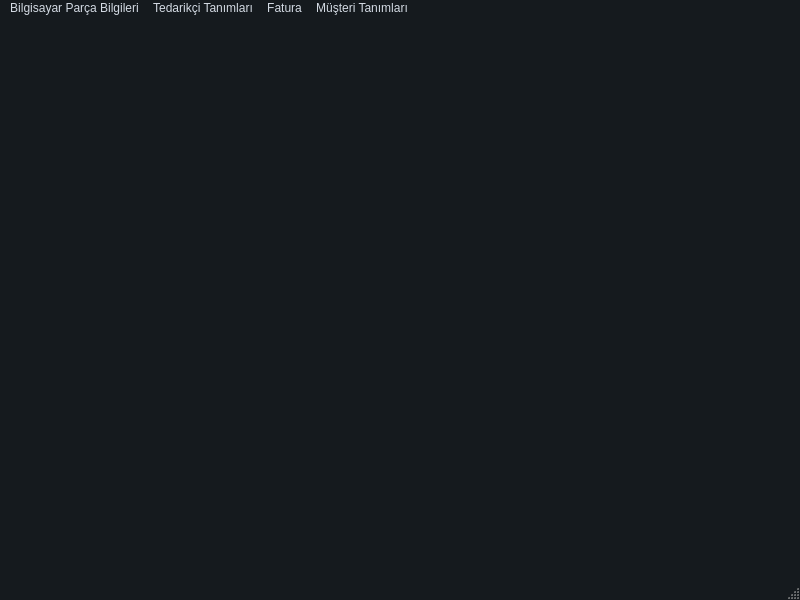
asirkacar/okulprojesi, file Desktop/tekno_market2/TKN_Market/tknanapencere.ui: the form before one commit.
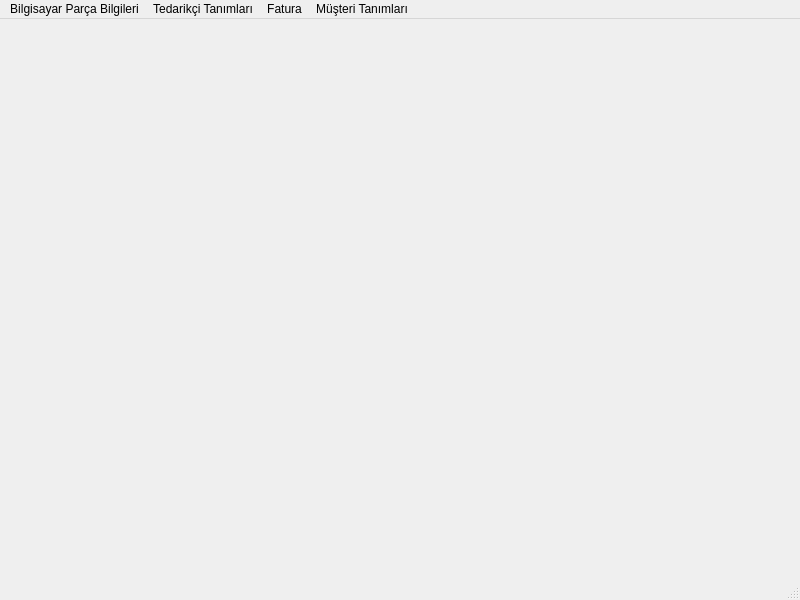
The form after the commit.

Patch:
```diff
--- a/Desktop/tekno_market2/TKN_Market/tknanapencere.ui
+++ b/Desktop/tekno_market2/TKN_Market/tknanapencere.ui
@@ -14,537 +14,7 @@
    <string>TKNAnaPencere</string>
   </property>
   <property name="styleSheet">
-   <string notr="true">/*
-ManjaroMix Style Sheet for QT Applications
-Author: Jaime A. Quiroga P.
-Company: GTRONICK
-Last updated: 25/02/2020, 15:42.
-Available at: https://github.com/GTRONICK/QSS/blob/master/ManjaroMix.qss
-*/
-QMainWindow {
-	background-color:#151a1e;
-}
-QCalendar {
-	background-color: #151a1e;
-}
-QTextEdit {
-	border-width: 1px;
-	border-style: solid;
-	border-color: #4fa08b;
-	background-color: #222b2e;
-	color: #d3dae3;
-}
-QPlainTextEdit {
-	border-width: 1px;
-	border-style: solid;
-	border-color: #4fa08b;
-	background-color: #222b2e;
-	color: #d3dae3;
-}
-QToolButton {
-	border-style: solid;
-	border-top-color: qlineargradient(spread:pad, x1:0.5, y1:1, x2:0.5, y2:0, stop:0 rgb(215, 215, 215), stop:1 rgb(222, 222, 222));
-	border-right-color: qlineargradient(spread:pad, x1:0, y1:0.5, x2:1, y2:0.5, stop:0 rgb(217, 217, 217), stop:1 rgb(227, 227, 227));
-	border-left-color: qlineargradient(spread:pad, x1:0, y1:0.5, x2:1, y2:0.5, stop:0 rgb(227, 227, 227), stop:1 rgb(217, 217, 217));
-	border-bottom-color: qlineargradient(spread:pad, x1:0.5, y1:1, x2:0.5, y2:0, stop:0 rgb(215, 215, 215), stop:1 rgb(222, 222, 222));
-	border-width: 1px;
-	border-radius: 5px;
-	color: #d3dae3;
-	padding: 2px;
-	background-color: rgb(255,255,255);
-}
-QToolButton:hover{
-	border-style: solid;
-	border-top-color: qlineargradient(spread:pad, x1:0.5, y1:1, x2:0.5, y2:0, stop:0 rgb(195, 195, 195), stop:1 rgb(222, 222, 222));
-	border-right-color: qlineargradient(spread:pad, x1:0, y1:0.5, x2:1, y2:0.5, stop:0 rgb(197, 197, 197), stop:1 rgb(227, 227, 227));
-	border-left-color: qlineargradient(spread:pad, x1:0, y1:0.5, x2:1, y2:0.5, stop:0 rgb(227, 227, 227), stop:1 rgb(197, 197, 197));
-	border-bottom-color: qlineargradient(spread:pad, x1:0.5, y1:1, x2:0.5, y2:0, stop:0 rgb(195, 195, 195), stop:1 rgb(222, 222, 222));
-	border-width: 1px;
-	border-radius: 5px;
-	color: rgb(0,0,0);
-	padding: 2px;
-	background-color: rgb(255,255,255);
-}
-QToolButton:pressed{
-	border-style: solid;
-	border-top-color: qlineargradient(spread:pad, x1:0.5, y1:1, x2:0.5, y2:0, stop:0 rgb(215, 215, 215), stop:1 rgb(222, 222, 222));
-	border-right-color: qlineargradient(spread:pad, x1:0, y1:0.5, x2:1, y2:0.5, stop:0 rgb(217, 217, 217), stop:1 rgb(227, 227, 227));
-	border-left-color: qlineargradient(spread:pad, x1:0, y1:0.5, x2:1, y2:0.5, stop:0 rgb(227, 227, 227), stop:1 rgb(217, 217, 217));
-	border-bottom-color: qlineargradient(spread:pad, x1:0.5, y1:1, x2:0.5, y2:0, stop:0 rgb(215, 215, 215), stop:1 rgb(222, 222, 222));
-	border-width: 1px;
-	border-radius: 5px;
-	color: rgb(0,0,0);
-	padding: 2px;
-	background-color: rgb(142,142,142);
-}
-QPushButton{
-	border-style: solid;
-	border-color: #050a0e;
-	border-width: 1px;
-	border-radius: 5px;
-	color: #d3dae3;
-	padding: 2px;
-	background-color: #151a1e;
-}
-QPushButton::default{
-	border-style: solid;
-	border-color: #050a0e;
-	border-width: 1px;
-	border-radius: 5px;
-	color: #FFFFFF;
-	padding: 2px;
-	background-color: #151a1e;;
-}
-QPushButton:hover{
-	border-style: solid;
-	border-color: #050a0e;
-	border-width: 1px;
-	border-radius: 5px;
-	color: #d3dae3;
-	padding: 2px;
-	background-color: #1c1f1f;
-}
-QPushButton:pressed{
-	border-style: solid;
-	border-color: #050a0e;
-	border-width: 1px;
-	border-radius: 5px;
-	color: #d3dae3;
-	padding: 2px;
-	background-color: #2c2f2f;
-}
-QPushButton:disabled{
-	border-style: solid;
-	border-top-color: qlineargradient(spread:pad, x1:0.5, y1:1, x2:0.5, y2:0, stop:0 rgb(215, 215, 215), stop:1 rgb(222, 222, 222));
-	border-right-color: qlineargradient(spread:pad, x1:0, y1:0.5, x2:1, y2:0.5, stop:0 rgb(217, 217, 217), stop:1 rgb(227, 227, 227));
-	border-left-color: qlineargradient(spread:pad, x1:0, y1:0.5, x2:1, y2:0.5, stop:0 rgb(227, 227, 227), stop:1 rgb(217, 217, 217));
-	border-bottom-color: qlineargradient(spread:pad, x1:0.5, y1:1, x2:0.5, y2:0, stop:0 rgb(215, 215, 215), stop:1 rgb(222, 222, 222));
-	border-width: 1px;
-	border-radius: 5px;
-	color: #808086;
-	padding: 2px;
-	background-color: rgb(142,142,142);
-}
-QLineEdit {
-	border-width: 1px;
-	border-style: solid;
-	border-color: #4fa08b;
-	background-color: #222b2e;
-	color: #d3dae3;
-}
-QLabel {
-	color: #d3dae3;
-}
-QLCDNumber {
-	color: #4d9b87;
-}
-QProgressBar {
-	text-align: center;
-	color: #d3dae3;
-	border-radius: 10px;
-	border-color: transparent;
-	border-style: solid;
-	background-color: #52595d;
-}
-QProgressBar::chunk {
-	background-color: #214037	;
-	border-radius: 10px;
-}
-QMenuBar {
-	background-color: #151a1e;
-}
-QMenuBar::item {
-	color: #d3dae3;
-  	spacing: 3px;
-  	padding: 1px 4px;
-	background-color: #151a1e;
-}
-
-QMenuBar::item:selected {
-  	background-color: #252a2e;
-	color: #FFFFFF;
-}
-QMenu {
-	background-color: #151a1e;
-}
-QMenu::item:selected {
-	background-color: #252a2e;
-	color: #FFFFFF;
-}
-QMenu::item {
-	color: #d3dae3;
-	background-color: #151a1e;
-}
-QTabWidget {
-	color:rgb(0,0,0);
-	background-color:#000000;
-}
-QTabWidget::pane {
-		border-color: #050a0e;
-		background-color: #1e282c;
-		border-style: solid;
-		border-width: 1px;
-    	border-bottom-left-radius: 4px;
-		border-bottom-right-radius: 4px;
-}
-QTabBar::tab:first {
-	border-style: solid;
-	border-left-width:1px;
-	border-right-width:0px;
-	border-top-width:1px;
-	border-bottom-width:0px;
-	border-top-color: #050a0e;
-	border-left-color: #050a0e;
-	border-bottom-color: #050a0e;
-	border-top-left-radius: 4px;
-	color: #d3dae3;
-	padding: 3px;
-	margin-left:0px;
-	background-color: #151a1e;
-}
-QTabBar::tab:last {
-	border-style: solid;
-	border-top-width:1px;
-	border-left-width:1px;
-	border-right-width:1px;
-	border-bottom-width:0px;
-	border-color: #050a0e;
-	border-top-right-radius: 4px;
-	color: #d3dae3;
-	padding: 3px;
-	margin-left:0px;
-	background-color: #151a1e;
-}
-QTabBar::tab {
-	border-style: solid;
-	border-top-width:1px;
-	border-bottom-width:0px;
-	border-left-width:1px;
-	border-top-color: #050a0e;
-	border-left-color: #050a0e;
-	border-bottom-color: #050a0e;
-	color: #d3dae3;
-	padding: 3px;
-	margin-left:0px;
-	background-color: #151a1e;
-}
-QTabBar::tab:selected, QTabBar::tab:last:selected, QTabBar::tab:hover {
-  	border-style: solid;
-  	border-left-width:1px;
-	border-bottom-width:0px;
-	border-right-color: transparent;
-	border-top-color: #050a0e;
-	border-left-color: #050a0e;
-	border-bottom-color: #050a0e;
-	color: #FFFFFF;
-	padding: 3px;
-	margin-left:0px;
-	background-color: #1e282c;
-}
-
-QTabBar::tab:selected, QTabBar::tab:first:selected, QTabBar::tab:hover {
-  	border-style: solid;
-  	border-left-width:1px;
-  	border-bottom-width:0px;
-  	border-top-width:1px;
-	border-right-color: transparent;
-	border-top-color: #050a0e;
-	border-left-color: #050a0e;
-	border-bottom-color: #050a0e;
-	color: #FFFFFF;
-	padding: 3px;
-	margin-left:0px;
-	background-color: #1e282c;
-}
-
-QCheckBox {
-	color: #d3dae3;
-	padding: 2px;
-}
-QCheckBox:disabled {
-	color: #808086;
-	padding: 2px;
-}
-
-QCheckBox:hover {
-	border-radius:4px;
-	border-style:solid;
-	padding-left: 1px;
-	padding-right: 1px;
-	padding-bottom: 1px;
-	padding-top: 1px;
-	border-width:1px;
-	border-color: transparent;
-}
-QCheckBox::indicator:checked {
-
-	height: 10px;
-	width: 10px;
-	border-style:solid;
-	border-width: 1px;
-	border-color: #4fa08b;
-	color: #000000;
-	background-color: qradialgradient(cx:0.4, cy:0.4, radius: 1.5,fx:0, fy:0, stop:0 #1e282c, stop:0.3 #1e282c, stop:0.4 #4fa08b, stop:0.5 #1e282c, stop:1 #1e282c);
-}
-QCheckBox::indicator:unchecked {
-
-	height: 10px;
-	width: 10px;
-	border-style:solid;
-	border-width: 1px;
-	border-color: #4fa08b;
-	color: #000000;
-}
-QRadioButton {
-	color: #d3dae3;
-	padding: 1px;
-}
-QRadioButton::indicator:checked {
-	height: 10px;
-	width: 10px;
-	border-style:solid;
-	border-radius:5px;
-	border-width: 1px;
-	border-color: #4fa08b;
-	color: #a9b7c6;
-	background-color: qradialgradient(cx:0.5, cy:0.5, radius:0.4,fx:0.5, fy:0.5, stop:0 #4fa08b, stop:1 #1e282c);
-}
-QRadioButton::indicator:!checked {
-	height: 10px;
-	width: 10px;
-	border-style:solid;
-	border-radius:5px;
-	border-width: 1px;
-	border-color: #4fa08b;
-	color: #a9b7c6;
-	background-color: transparent;
-}
-QStatusBar {
-	color:#027f7f;
-}
-QSpinBox {
-	color: #d3dae3;
-	background-color: #222b2e;
-	border-width: 1px;
-	border-style: solid;
-	border-color: #4fa08b;
-}
-QDoubleSpinBox {
-	color: #d3dae3;
-	background-color: #222b2e;
-	border-width: 1px;
-	border-style: solid;
-	border-color: #4fa08b;
-}
-QTimeEdit {
-	color: #d3dae3;
-	background-color: #222b2e;
-	border-width: 1px;
-	border-style: solid;
-	border-color: #4fa08b;
-}
-QDateTimeEdit {
-	color: #d3dae3;
-	background-color: #222b2e;
-	border-width: 1px;
-	border-style: solid;
-	border-color: #4fa08b;
-}
-QDateEdit {
-	color: #d3dae3;
-	background-color: #222b2e;
-	border-width: 1px;
-	border-style: solid;
-	border-color: #4fa08b;
-}
-QFontComboBox {
-	color: #d3dae3;
-	background-color: #222b2e;
-	border-width: 1px;
-	border-style: solid;
-	border-color: #4fa08b;
-}
-QComboBox {
-	color: #d3dae3;
-	background-color: #222b2e;
-	border-width: 1px;
-	border-style: solid;
-	border-color: #4fa08b;
-}
-
-QDial {
-	background: #16a085;
-}
-
-QToolBox {
-	color: #a9b7c6;
-	background-color: #222b2e;
-}
-QToolBox::tab {
-	color: #a9b7c6;
-	background-color:#222b2e;
-}
-QToolBox::tab:selected {
-	color: #FFFFFF;
-	background-color:#222b2e;
-}
-QScrollArea {
-	color: #FFFFFF;
-	background-color:#222b2e;
-}
-QSlider::groove:horizontal {
-	height: 5px;
-	background-color: #52595d;
-}
-QSlider::groove:vertical {
-	width: 5px;
-	background-color: #52595d;
-}
-QSlider::handle:horizontal {
-	background: #1a2224;
-	border-style: solid;
-	border-width: 1px;
-	border-color: rgb(207,207,207);
-	width: 12px;
-	margin: -5px 0;
-	border-radius: 7px;
-}
-QSlider::handle:vertical {
-	background: #1a2224;
-	border-style: solid;
-	border-width: 1px;
-	border-color: rgb(207,207,207);
-	height: 12px;
-	margin: 0 -5px;
-	border-radius: 7px;
-}
-QSlider::add-page:horizontal {
-    background: #52595d;
-}
-QSlider::add-page:vertical {
-    background: #52595d;
-}
-QSlider::sub-page:horizontal {
-    background-color: #15433a;
-}
-QSlider::sub-page:vertical {
-    background-color: #15433a;
-}
-QScrollBar:horizontal {
-	max-height: 10px;
-	border: 1px transparent grey;
-	margin: 0px 20px 0px 20px;
-	background: transparent;
-}
-QScrollBar:vertical {
-	max-width: 10px;
-	border: 1px transparent grey;
-	margin: 20px 0px 20px 0px;
-	background: transparent;
-}
-QScrollBar::handle:horizontal {
-	background: #52595d;
-	border-style: transparent;
-	border-radius: 4px;
-	min-width: 25px;
-}
-QScrollBar::handle:horizontal:hover {
-	background: #58a492;
-	border-style: transparent;
-	border-radius: 4px;
-	min-width: 25px;
-}
-QScrollBar::handle:vertical {
-	background: #52595d;
-	border-style: transparent;
-	border-radius: 4px;
-	min-height: 25px;
-}
-QScrollBar::handle:vertical:hover {
-	background: #58a492;
-	border-style: transparent;
-	border-radius: 4px;
-	min-height: 25px;
-}
-QScrollBar::add-line:horizontal {
-   border: 2px transparent grey;
-   border-top-right-radius: 4px;
-   border-bottom-right-radius: 4px;
-   background: #15433a;
-   width: 20px;
-   subcontrol-position: right;
-   subcontrol-origin: margin;
-}
-QScrollBar::add-line:horizontal:pressed {
-   border: 2px transparent grey;
-   border-top-right-radius: 4px;
-   border-bottom-right-radius: 4px;
-   background: rgb(181,181,181);
-   width: 20px;
-   subcontrol-position: right;
-   subcontrol-origin: margin;
-}
-QScrollBar::add-line:vertical {
-   border: 2px transparent grey;
-   border-bottom-left-radius: 4px;
-   border-bottom-right-radius: 4px;
-   background: #15433a;
-   height: 20px;
-   subcontrol-position: bottom;
-   subcontrol-origin: margin;
-}
-QScrollBar::add-line:vertical:pressed {
-   border: 2px transparent grey;
-   border-bottom-left-radius: 4px;
-   border-bottom-right-radius: 4px;
-   background: rgb(181,181,181);
-   height: 20px;
-   subcontrol-position: bottom;
-   subcontrol-origin: margin;
-}
-QScrollBar::sub-line:horizontal {
-   border: 2px transparent grey;
-   border-top-left-radius: 4px;
-   border-bottom-left-radius: 4px;
-   background: #15433a;
-   width: 20px;
-   subcontrol-position: left;
-   subcontrol-origin: margin;
-}
-QScrollBar::sub-line:horizontal:pressed {
-   border: 2px transparent grey;
-   border-top-left-radius: 4px;
-   border-bottom-left-radius: 4px;
-   background: rgb(181,181,181);
-   width: 20px;
-   subcontrol-position: left;
-   subcontrol-origin: margin;
-}
-QScrollBar::sub-line:vertical {
-   border: 2px transparent grey;
-   border-top-left-radius: 4px;
-   border-top-right-radius: 4px;
-   background: #15433a;
-   height: 20px;
-   subcontrol-position: top;
-   subcontrol-origin: margin;
-}
-QScrollBar::sub-line:vertical:pressed {
-   border: 2px transparent grey;
-   border-top-left-radius: 4px;
-   border-top-right-radius: 4px;
-   background: rgb(181,181,181);
-   height: 20px;
-   subcontrol-position: top;
-   subcontrol-origin: margin;
-}
-
-QScrollBar::add-page:horizontal, QScrollBar::sub-page:horizontal {
-   background: none;
-}
-QScrollBar::add-page:vertical, QScrollBar::sub-page:vertical {
-   background: none;
-}</string>
+   <string notr="true"/>
   </property>
   <widget class="QWidget" name="centralwidget"/>
   <widget class="QMenuBar" name="menubar">
@@ -553,7 +23,7 @@
      <x>0</x>
      <y>0</y>
      <width>800</width>
-     <height>23</height>
+     <height>26</height>
     </rect>
    </property>
    <widget class="QMenu" name="menuBilgisayar_Par_a_Bilgileri">
```
